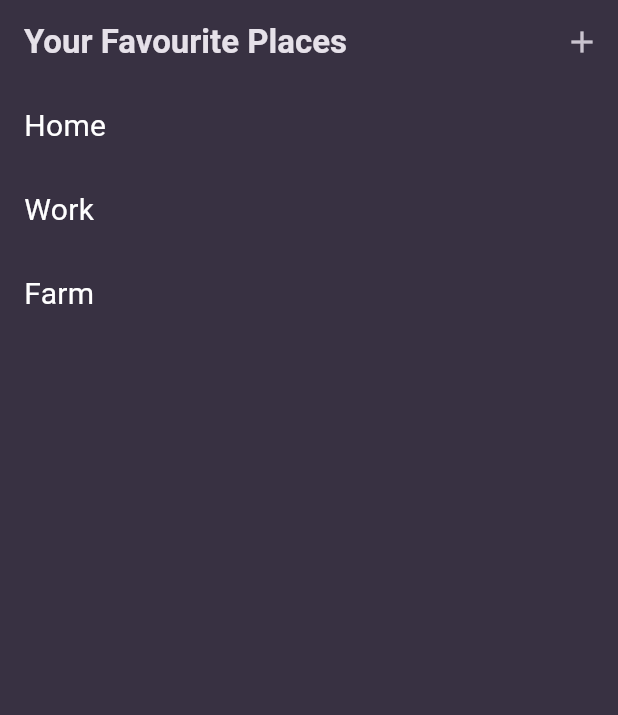
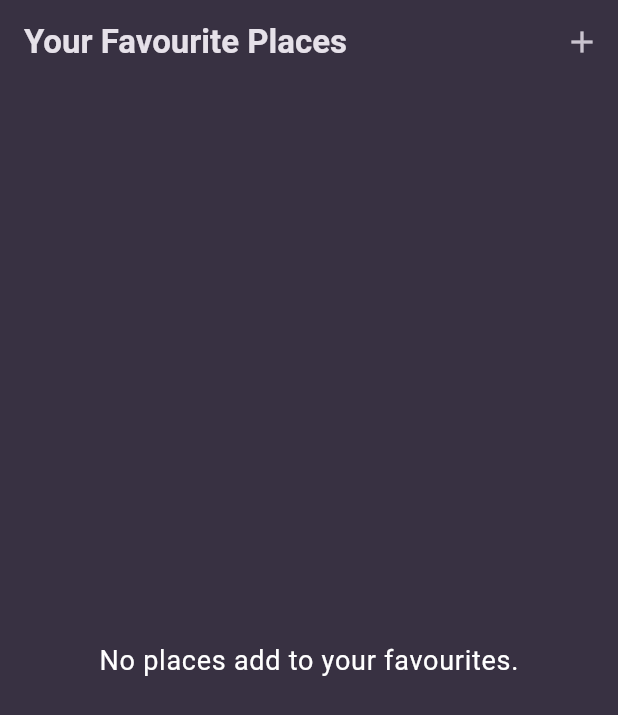
Before and after one commit to RonydaEssam/favourite_places, a Flutter app: the screen it shows after launch, on a phone screen of 412 x 824 dp. Shown: the top 715 px of the screen. Run offline on Flutter 3.47's test engine with Material 3 defaults, Android fonts, the phone set to English and light mode, and no system bars; our stand-ins replace flutter_riverpod, google_fonts.

Commit message:
add riverpod to manage adding a new place

```diff
--- a/lib/Providers/user_places.dart
+++ b/lib/Providers/user_places.dart
@@ -0,0 +1,16 @@
+import 'package:favourite_places/models/place.dart';
+import 'package:flutter_riverpod/legacy.dart';
+
+class UserPlacesNotifier extends StateNotifier<List<Place>> {
+  UserPlacesNotifier() : super(const []);
+
+  void addPlace(String name) {
+    final newPlace = Place(name: name);
+    state = [newPlace, ...state];
+  }
+}
+
+final userPlacesProvider =
+    StateNotifierProvider<UserPlacesNotifier, List<Place>>(
+      (ref) => UserPlacesNotifier(),
+    );
--- a/lib/Widgets/places_list.dart
+++ b/lib/Widgets/places_list.dart
@@ -3,16 +3,12 @@ import 'package:favourite_places/screens/place_details_screen.dart';
 import 'package:flutter/material.dart';
 
 class PlacesList extends StatelessWidget {
-  const PlacesList({super.key});
+  const PlacesList({super.key, required this.placesList});
+
+  final List<Place> placesList;
 
   @override
   Widget build(BuildContext context) {
-    List<Place> placesList = [
-      Place(name: 'Home'),
-      Place(name: 'Work'),
-      Place(name: 'Farm'),
-    ];
-
     if (placesList.isEmpty) {
       return Center(
         child: Text(
--- a/lib/screens/main_screen.dart
+++ b/lib/screens/main_screen.dart
@@ -1,12 +1,16 @@
+import 'package:favourite_places/Providers/user_places.dart';
 import 'package:favourite_places/Widgets/places_list.dart';
 import 'package:favourite_places/screens/add_place_screen.dart';
 import 'package:flutter/material.dart';
+import 'package:flutter_riverpod/flutter_riverpod.dart';
 
-class MainScreen extends StatelessWidget {
+class MainScreen extends ConsumerWidget {
   const MainScreen({super.key});
 
   @override
-  Widget build(BuildContext context) {
+  Widget build(BuildContext context, WidgetRef ref) {
+    final userPlaces = ref.watch(userPlacesProvider);
+
     return Scaffold(
       appBar: AppBar(
         title: Text('Your Favourite Places'),
@@ -23,7 +27,7 @@ class MainScreen extends StatelessWidget {
           ),
         ],
       ),
-      body: PlacesList(),
+      body: PlacesList(placesList: userPlaces),
     );
   }
 }
```
Also changed, not shown: lib/screens/add_place_screen.dart (+7 -6 lines).
